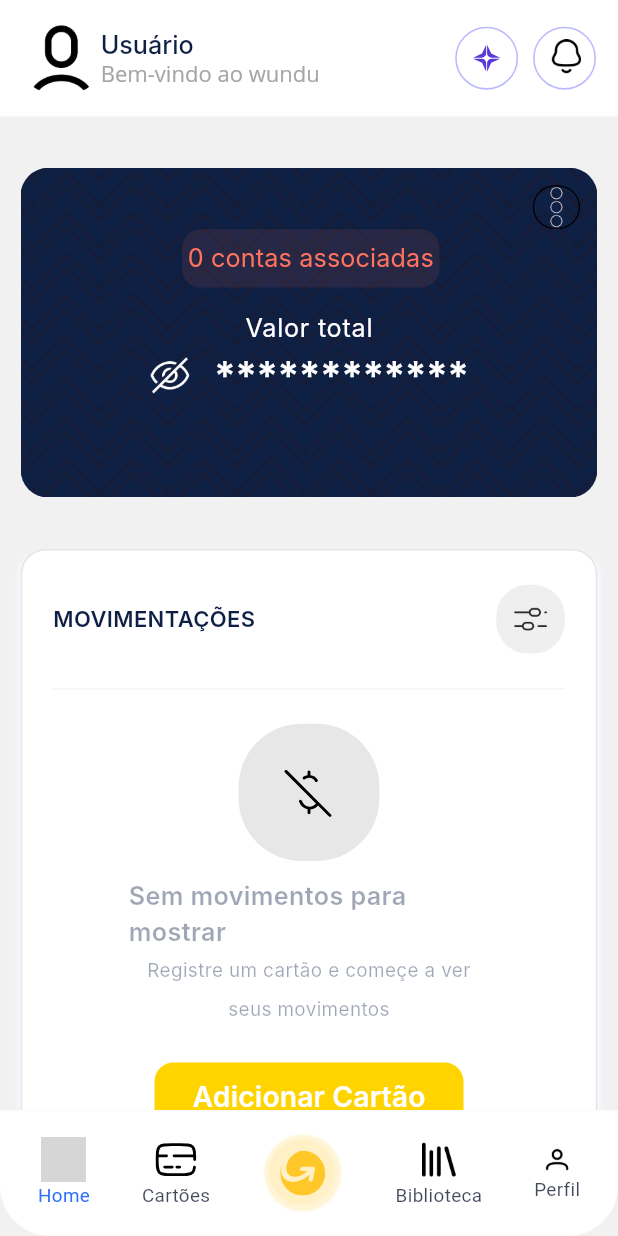
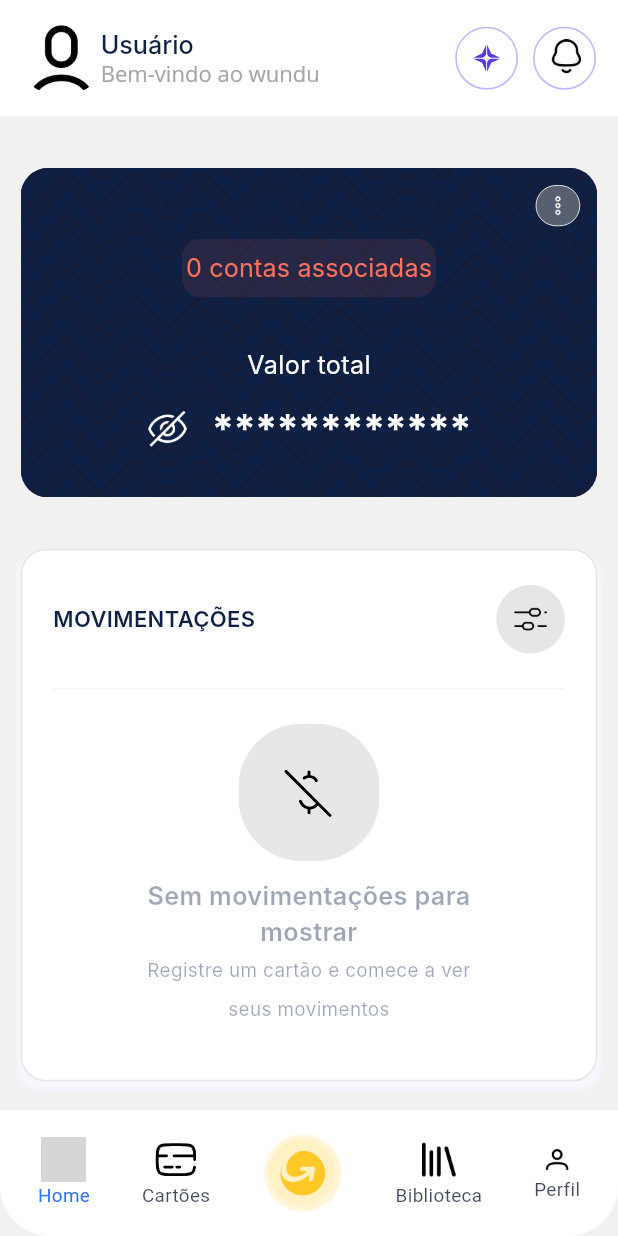
Before and after one commit to WUNDU/wundu-mobile, a Flutter app: the MainScaffold screen opened by its route, on a phone screen of 412 x 824 dp. Run offline on Flutter 3.47's test engine with Material 3 defaults, Android fonts, the phone set to English and light mode, and no system bars; our stand-ins replace cached_network_image, dotted_border, equatable, flutter_bloc, flutter_screenutil, flutter_svg and 3 more; accounts and stored records are empty; Roboto replaces fonts that are missing (Inter, Open Sans, Poppins); grey boxes are pictures that could not be loaded.

Commit message:
📕 chore: add style adjustment to look more like prototype

```diff
--- a/lib/core/utils/image_constant.dart
+++ b/lib/core/utils/image_constant.dart
@@ -29,6 +29,7 @@ class ImageConstant {
   static String rectangleAddCard = '$imagePath/rectangle_dashed';
   static String circlePlus = '$imagePath/circle-plus.png';
   static String circlePlusWhite = '$imagePath/circle-plus-white.png';
+  static String roundPlus = '$imagePath/round-plus.png';
   static String userProfile = '$imagePath/user_profile.png';
   static String calendar = '$imagePath/calendar.png';
   static String arrowUp = '$imagePath/arrow-up.png';
--- a/lib/views/home/bloc/home_screen_bloc.dart
+++ b/lib/views/home/bloc/home_screen_bloc.dart
@@ -67,7 +67,9 @@ class HomeScreenBloc extends Bloc<HomeScreenEvent, HomeScreenState> {
     Emitter<HomeScreenState> emit,
   ) async {
     if (!_cardManager.hasCards ||
-        (state.homeScreenModelObj?.isLoading ?? false)) return;
+        (state.homeScreenModelObj?.isLoading ?? false)) {
+      return;
+    }
 
     emit(state.copyWith(
       homeScreenModelObj: state.homeScreenModelObj?.copyWith(isLoading: true),
--- a/lib/views/home/home_screen.dart
+++ b/lib/views/home/home_screen.dart
@@ -7,7 +7,6 @@ import 'package:wundu/views/home/bloc/home_screen_bloc.dart';
 import 'package:wundu/views/home/models/home_screen_model.dart';
 import 'package:wundu/views/transaction_details/models/transaction_model.dart';
 import 'package:wundu/widgets/custom_elevated_button.dart';
-import 'package:wundu/widgets/custom_icon_button.dart';
 import 'package:wundu/widgets/custom_outlined_button.dart';
 
 class HomeScreen extends StatefulWidget {
@@ -48,18 +47,61 @@ class _HomeScreenState extends State<HomeScreen> with ActivityTracker {
                   child: Column(
                     children: [
                       SizedBox(height: 14.w),
-                      SizedBox(
+                      _buildCardSection(
+                        context,
+                        cardCount: cardCount,
+                        totalBalance: totalBalance,
+                        isBalanceVisible: isBalanceVisible,
+                        isTablet: isTablet,
+                      ),
+                      SizedBox(height: isTablet ? 40.w : 30.w),
+                      _buildMovimentacoesSection(context, state, isTablet),
+                    ],
+                  ),
+                ),
+              ),
+            ),
+          );
+        },
+      ),
+    );
+  }
+
+  Widget _buildCardSection(
+    BuildContext context, {
+    required int cardCount,
+    required double totalBalance,
+    required bool isBalanceVisible,
+    required bool isTablet,
+  }) {
+    return SizedBox(
       height: isTablet ? 250.w : 192.w,
       width: double.maxFinite,
       child: Stack(
         alignment: Alignment.center,
         children: [
+          // Background card image
           CustomImageView(
             imagePath: ImageConstant.rectangleCard,
             height: isTablet ? 250.w : 192.w,
             width: double.maxFinite,
             radius: BorderRadius.circular(16.w),
           ),
+          // Menu button with animation
+          Positioned(
+            top: 10.w,
+            right: 10.w,
+            child: _AnimatedIconButton(
+              icon: ImageConstant.menu,
+              height: 24.w,
+              width: 26.w,
+              backgroundColor: Colors.grey
+                  .withOpacity(0.5), // Adjusted for better visibility
+              borderColor: Colors.white,
+              onTap: () {},
+            ),
+          ),
+          // Card content
           Align(
             alignment: Alignment.topCenter,
             child: Container(
@@ -70,44 +112,38 @@ class _HomeScreenState extends State<HomeScreen> with ActivityTracker {
                 right: 10.w,
               ),
               child: Column(
+                spacing: 5,
                 mainAxisSize: MainAxisSize.min,
                 children: [
-                                    CustomImageView(
-                                      imagePath: ImageConstant.menu,
-                                      height: 24.w,
-                                      width: 26.w,
-                                      alignment: Alignment.centerRight,
-                                      color: Colors.white,
-                                      border: Border.all(),
-                                      radius: BorderRadius.circular(18),
-                                    ),
+                  Padding(padding: EdgeInsets.only(top: 27.w)),
                   CustomElevatedButton(
                     height: isTablet ? 40.w : 34.w,
                     text: "$cardCount contas associadas",
-                                      margin: EdgeInsets.only(
-                                        left: isTablet ? 100.w : 84.w,
-                                        right: isTablet ? 100.w : 82.w,
+                    margin: EdgeInsets.symmetric(horizontal: 84.w),
+                    buttonStyle: cardCount == 0
+                        ? CustomButtonStyles.fillDeepOrange
+                        : CustomButtonStyles.fillWhiteA,
+                    buttonTextStyle: cardCount == 0
+                        ? CustomTextStyles.bodyLargeDeeporange300
+                        : theme.textTheme.bodyLarge,
                   ),
-                                      buttonStyle:
-                                          CustomButtonStyles.fillDeepOrange,
-                                      buttonTextStyle: CustomTextStyles
-                                          .bodyLargeDeeporange300,
-                                    ),
-                                    SizedBox(height: isTablet ? 16.w : 12.w),
+                  SizedBox(
+                      height: isTablet
+                          ? 24.w
+                          : 20.w), // Adjusted spacing to match menu button area
                   Text(
                     "Valor total",
-                                      style:
-                                          Theme.of(context).textTheme.bodyLarge,
+                    style: theme.textTheme.bodyLarge,
                   ),
                   SizedBox(height: 2.w),
                   Row(
-                                      mainAxisAlignment:
-                                          MainAxisAlignment.center,
+                    mainAxisAlignment: MainAxisAlignment.center,
                     children: [
                       GestureDetector(
                         onTap: () {
-                                            context.read<HomeScreenBloc>().add(
-                                                ToggleBalanceVisibilityEvent());
+                          context
+                              .read<HomeScreenBloc>()
+                              .add(ToggleBalanceVisibilityEvent());
                         },
                         child: CustomImageView(
                           imagePath: isBalanceVisible
@@ -123,9 +159,7 @@ class _HomeScreenState extends State<HomeScreen> with ActivityTracker {
                         isBalanceVisible
                             ? "${totalBalance.toStringAsFixed(2)} Kz"
                             : " ************",
-                                          style: Theme.of(context)
-                                              .textTheme
-                                              .headlineSmall,
+                        style: theme.textTheme.headlineSmall,
                       ),
                     ],
                   ),
@@ -135,9 +169,12 @@ class _HomeScreenState extends State<HomeScreen> with ActivityTracker {
           ),
         ],
       ),
-                      ),
-                      SizedBox(height: isTablet ? 40.w : 30.w),
-                      Container(
+    );
+  }
+
+  Widget _buildMovimentacoesSection(
+      BuildContext context, HomeScreenState state, bool isTablet) {
+    return Container(
       width: double.maxFinite,
       padding: EdgeInsets.symmetric(
         horizontal: 18.w,
@@ -153,22 +190,17 @@ class _HomeScreenState extends State<HomeScreen> with ActivityTracker {
           SizedBox(
             width: double.maxFinite,
             child: Row(
-                                mainAxisAlignment:
-                                    MainAxisAlignment.spaceBetween,
+              mainAxisAlignment: MainAxisAlignment.spaceBetween,
               children: [
                 Text(
                   "Movimentações".toUpperCase(),
-                                    style: CustomTextStyles
-                                        .titleSmallInterBluegray900SemiBold,
+                  style: CustomTextStyles.titleSmallInterBluegray900SemiBold,
                 ),
-                                  CustomIconButton(
-                                    height: isTablet ? 50.w : 40.w,
-                                    width: isTablet ? 50.w : 40.w,
-                                    padding: EdgeInsets.all(8.w),
-                                    decoration: IconButtonStyleHelper.fillGray,
-                                    child: CustomImageView(
-                                      imagePath: ImageConstant.filter,
-                                    ),
+                _AnimatedIconButton(
+                  icon: ImageConstant.filter,
+                  height: 40.w,
+                  width: 40.w,
+                  onTap: () {},
                 ),
               ],
             ),
@@ -181,15 +213,6 @@ class _HomeScreenState extends State<HomeScreen> with ActivityTracker {
           SizedBox(height: isTablet ? 24.w : 20.w),
           _buildTransactionSection(context, state, isTablet),
         ],
-                        ),
-                      ),
-                    ],
-                  ),
-                ),
-              ),
-            ),
-          );
-        },
       ),
     );
   }
@@ -284,50 +307,22 @@ class _HomeScreenState extends State<HomeScreen> with ActivityTracker {
               children: [
                 Text(
                   transaction.title,
-                  style: Theme.of(context).textTheme.titleMedium,
+                  style: CustomTextStyles.titleMediumPoppinsBlack90001,
                 ),
                 Text(
                   transaction.description,
-                  style: Theme.of(context).textTheme.labelLarge,
+                  style: CustomTextStyles.labelLargeGray90001,
                 ),
               ],
             ),
           ),
-          SizedBox(
-            height: isTablet ? 40.w : 22.w,
-            width: isTablet ? 40.w : 22.w,
-            child: Material(
-              color: Colors.transparent,
-              child: InkWell(
-                borderRadius: BorderRadius.circular(isTablet ? 20.w : 16.w),
+          _AnimatedIconButton(
+            icon: ImageConstant.arrowRight,
+            height: isTablet ? 40.w : 26.w, // Increased from 32.w
+            width: isTablet ? 40.w : 26.w, // Increased from 32.w
             onTap: () {
               _navigateToTransactionDetails(context, transaction);
             },
-                splashColor: Colors.grey.withOpacity(0.3),
-                highlightColor: Colors.grey.withOpacity(0.1),
-                child: Container(
-                  decoration: BoxDecoration(
-                    color: Colors.grey[200],
-                    borderRadius: BorderRadius.circular(isTablet ? 20.w : 16.w),
-                    border: Border.all(
-                      color: Colors.grey[300]!,
-                      width: 0.5.w,
-                    ),
-                  ),
-                  padding: EdgeInsets.all(isTablet ? 8.w : 2.w),
-                  child: AnimatedScale(
-                    duration: Duration(milliseconds: 150),
-                    scale: 1.0,
-                    child: CustomImageView(
-                      imagePath: ImageConstant.arrowRight,
-                      height: isTablet ? 16.w : 12.w,
-                      width: isTablet ? 16.w : 12.w,
-                      fit: BoxFit.contain,
-                    ),
-                  ),
-                ),
-              ),
-            ),
           ),
         ],
       ),
@@ -390,13 +385,14 @@ class _HomeScreenState extends State<HomeScreen> with ActivityTracker {
             ),
             SizedBox(height: isTablet ? 16.w : 10.w),
             Text(
-              "Sem movimentos para mostrar",
+              "Sem movimentações para mostrar",
               style: CustomTextStyles.titleMediumBluegray900,
+              textAlign: TextAlign.center,
             ),
             Padding(
               padding: EdgeInsets.symmetric(horizontal: 4.w),
               child: Text(
-                "Registre um cartão e começe a ver seus movimentos",
+                "Registre um cartão e comece a ver seus movimentos",
                 maxLines: 2,
                 overflow: TextOverflow.ellipsis,
                 textAlign: TextAlign.center,
@@ -406,16 +402,16 @@ class _HomeScreenState extends State<HomeScreen> with ActivityTracker {
               ),
             ),
             SizedBox(height: isTablet ? 24.w : 20.w),
-            CustomElevatedButton(
-              height: isTablet ? 48.w : 40.w,
-              width: isTablet ? 200.w : 180.w,
-              text: "Adicionar Cartão",
-              buttonStyle: CustomButtonStyles.fillYellowA,
-              buttonTextStyle: CustomTextStyles.titleMediumWhiteA700,
-              onPressed: () {
-                NavigatorService.pushNamed(AppRoutes.addCardManualScreen);
-              },
-            ),
+            // CustomElevatedButton(
+            //   height: isTablet ? 48.w : 40.w,
+            //   width: isTablet ? 200.w : 180.w,
+            //   text: "Adicionar Cartão",
+            //   buttonStyle: CustomButtonStyles.fillYellowA,
+            //   buttonTextStyle: CustomTextStyles.titleMediumWhiteA700,
+            //   onPressed: () {
+            //     NavigatorService.pushNamed(AppRoutes.addCardManualScreen);
+            //   },
+            // ),
           ],
         ),
       ),
@@ -443,3 +439,71 @@ class _HomeScreenState extends State<HomeScreen> with ActivityTracker {
     return "${date.day.toString().padLeft(2, '0')}/${date.month.toString().padLeft(2, '0')}/${date.year}";
   }
 }
+
+// Animated Icon Button Widget
+class _AnimatedIconButton extends StatefulWidget {
+  final String icon;
+  final double height;
+  final double width;
+  final Color? backgroundColor;
+  final Color? borderColor;
+  final VoidCallback onTap;
+
+  const _AnimatedIconButton({
+    required this.icon,
+    required this.height,
+    required this.width,
+    this.borderColor,
+    required this.onTap,
+    // ignore: unused_element_parameter
+    this.backgroundColor,
+  });
+
+  @override
+  State<_AnimatedIconButton> createState() => _AnimatedIconButtonState();
+}
+
+class _AnimatedIconButtonState extends State<_AnimatedIconButton> {
+  bool isPressed = false;
+
+  @override
+  Widget build(BuildContext context) {
+    return GestureDetector(
+      onTapDown: (_) {
+        setState(() => isPressed = true);
+      },
+      onTapUp: (_) {
+        setState(() => isPressed = false);
+        widget.onTap();
+      },
+      onTapCancel: () {
+        setState(() => isPressed = false);
+      },
+      child: AnimatedContainer(
+        duration: Duration(milliseconds: 100),
+        transform:
+            isPressed ? (Matrix4.identity()..scale(0.9)) : Matrix4.identity(),
+        child: Container(
+          height: widget.height,
+          width: widget.width,
+          decoration: BoxDecoration(
+            // ignore: deprecated_member_use
+            color: widget.backgroundColor ?? appTheme.gray30003.withOpacity(1),
+            borderRadius: BorderRadius.circular(widget.height / 2),
+            border: widget.borderColor != null
+                ? Border.all(color: widget.borderColor!, width: 0.5.w)
+                : null,
+          ),
+          padding: EdgeInsets.all(widget.height * 0.2),
+          child: CustomImageView(
+            imagePath: widget.icon,
+            height: widget.height * 0.6,
+            width: widget.width * 0.6,
+            color: widget.borderColor ?? Colors.black,
+            fit: BoxFit.contain,
+          ),
+        ),
+      ),
+    );
+  }
+}
```
Also changed, not shown: lib/views/transaction_details/add_category/add_category_screen.dart (+7 -30 lines), lib/views/transaction_details/add_category/bloc/add_category_bloc.dart (+7 -6 lines), lib/views/transaction_details/transaction_details_screen.dart (+91 -69 lines), assets/images/menu.png, assets/images/round-plus.png (added). Lines whose indentation alone changed are shown as unchanged.
